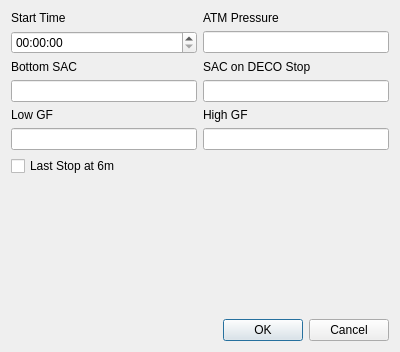
Qt form qt-ui/diveplanner.ui (subsurface/subsurface) before a commit.
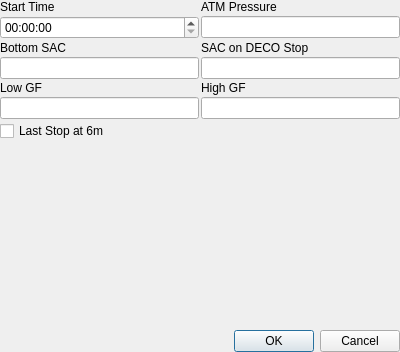
The same form after that commit. Custom widgets are drawn as their Qt base class.

Commit message:
Fixed the display of Subsurface in Smaller Screens
This patch fixes the display of subsurface in smaller
screens by creating ScrollArea containers that are
now englobbing each of the Tab-pages and the Planner
Widget. Some of those widgets were pretty big by the
amount of things on it and it was too big for small
( 14" and 15" ) screens.

This seems to fix it, and looks good both on Gtk+ and
Oxygen styles.

Diff of the .ui file:
```diff
--- a/qt-ui/diveplanner.ui
+++ b/qt-ui/diveplanner.ui
@@ -14,39 +14,60 @@
    <string>Form</string>
   </property>
   <layout class="QGridLayout" name="gridLayout">
-   <item row="0" column="0">
-    <widget class="QLabel" name="label">
-     <property name="text">
-      <string>Start Time</string>
-     </property>
-    </widget>
-   </item>
-   <item row="0" column="1">
-    <widget class="QLabel" name="label_2">
-     <property name="text">
-      <string>ATM Pressure</string>
-     </property>
-    </widget>
-   </item>
-   <item row="1" column="0">
-    <widget class="QTimeEdit" name="startTime"/>
-   </item>
+   <property name="leftMargin">
+    <number>0</number>
+   </property>
+   <property name="topMargin">
+    <number>0</number>
+   </property>
+   <property name="rightMargin">
+    <number>0</number>
+   </property>
+   <property name="bottomMargin">
+    <number>0</number>
+   </property>
+   <property name="spacing">
+    <number>0</number>
+   </property>
+   <item row="6" column="1">
+    <widget class="QScrollArea" name="scrollArea">
+     <property name="frameShape">
+      <enum>QFrame::NoFrame</enum>
+     </property>
+     <property name="frameShadow">
+      <enum>QFrame::Plain</enum>
+     </property>
+     <property name="widgetResizable">
+      <bool>true</bool>
+     </property>
+     <widget class="QWidget" name="scrollAreaWidgetContents">
+      <property name="geometry">
+       <rect>
+        <x>0</x>
+        <y>0</y>
+        <width>400</width>
+        <height>352</height>
+       </rect>
+      </property>
+      <layout class="QGridLayout" name="gridLayout_2">
+       <property name="leftMargin">
+        <number>0</number>
+       </property>
+       <property name="topMargin">
+        <number>0</number>
+       </property>
+       <property name="rightMargin">
+        <number>0</number>
+       </property>
+       <property name="bottomMargin">
+        <number>0</number>
+       </property>
+       <property name="spacing">
+        <number>2</number>
+       </property>
    <item row="1" column="1">
     <widget class="QLineEdit" name="ATMPressure"/>
    </item>
-   <item row="3" column="1">
-    <widget class="QLineEdit" name="decoStopSAC"/>
-   </item>
-   <item row="5" column="0">
-    <widget class="QLineEdit" name="lowGF"/>
-   </item>
-   <item row="4" column="0">
-    <widget class="QLabel" name="label_5">
-     <property name="text">
-      <string>Low GF</string>
-     </property>
-    </widget>
-   </item>
    <item row="2" column="0">
     <widget class="QLabel" name="label_3">
      <property name="text">
@@ -54,9 +75,6 @@
      </property>
     </widget>
    </item>
-   <item row="3" column="0">
-    <widget class="QLineEdit" name="bottomSAC"/>
-   </item>
    <item row="4" column="1">
     <widget class="QLabel" name="label_6">
      <property name="text">
@@ -64,9 +82,6 @@
      </property>
     </widget>
    </item>
-   <item row="5" column="1">
-    <widget class="QLineEdit" name="highGF"/>
-   </item>
    <item row="2" column="1">
     <widget class="QLabel" name="label_4">
      <property name="text">
@@ -74,6 +89,25 @@
      </property>
     </widget>
    </item>
+       <item row="3" column="0">
+        <widget class="QLineEdit" name="bottomSAC"/>
+       </item>
+       <item row="3" column="1">
+        <widget class="QLineEdit" name="decoStopSAC"/>
+       </item>
+       <item row="4" column="0">
+        <widget class="QLabel" name="label_5">
+         <property name="text">
+          <string>Low GF</string>
+         </property>
+        </widget>
+       </item>
+       <item row="5" column="0">
+        <widget class="QLineEdit" name="lowGF"/>
+       </item>
+       <item row="5" column="1">
+        <widget class="QLineEdit" name="highGF"/>
+       </item>
    <item row="6" column="0">
     <widget class="QCheckBox" name="lastStop">
      <property name="text">
@@ -81,13 +115,6 @@
      </property>
     </widget>
    </item>
-   <item row="8" column="0" colspan="2">
-    <widget class="QDialogButtonBox" name="buttonBox">
-     <property name="standardButtons">
-      <set>QDialogButtonBox::Cancel|QDialogButtonBox::Ok</set>
-     </property>
-    </widget>
-   </item>
    <item row="7" column="0" colspan="2">
     <widget class="TableView" name="tableWidget" native="true">
      <property name="sizePolicy">
@@ -96,6 +123,34 @@
        <verstretch>0</verstretch>
       </sizepolicy>
      </property>
+        </widget>
+       </item>
+       <item row="8" column="0" colspan="2">
+        <widget class="QDialogButtonBox" name="buttonBox">
+         <property name="standardButtons">
+          <set>QDialogButtonBox::Cancel|QDialogButtonBox::Ok</set>
+         </property>
+        </widget>
+       </item>
+       <item row="1" column="0">
+        <widget class="QTimeEdit" name="startTime"/>
+       </item>
+       <item row="0" column="0">
+        <widget class="QLabel" name="label">
+         <property name="text">
+          <string>Start Time</string>
+         </property>
+        </widget>
+       </item>
+       <item row="0" column="1">
+        <widget class="QLabel" name="label_2">
+         <property name="text">
+          <string>ATM Pressure</string>
+         </property>
+        </widget>
+       </item>
+      </layout>
+     </widget>
     </widget>
    </item>
   </layout>
```
Lines whose indentation alone changed are shown as unchanged. The commit also changes 4 other files.
